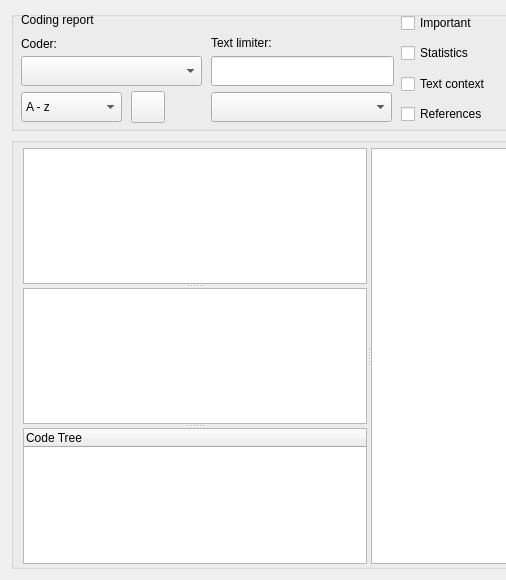
First picture: the form in src/GUI_UIs/ui_dialog_report_codings.ui, repository Amgoth-Suresh/Qualcoder-Test, before the edit; both pictures show x 0 to 506 and y 0 to 580 of the 1085 by 580 pixel window.
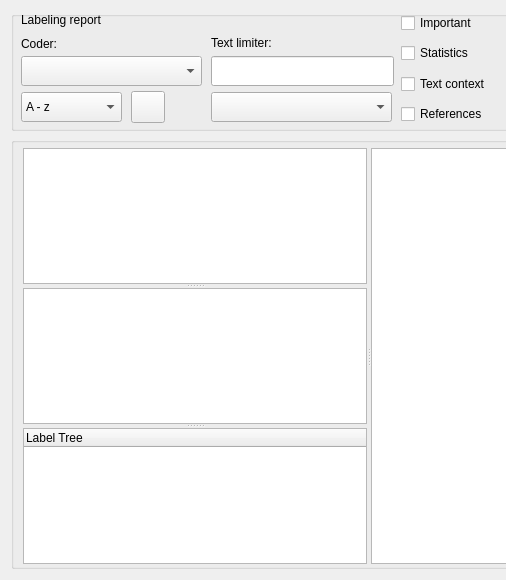
Second picture: the form after the edit.

Commit message: Changed software layout  names from Coding, Codes to Labeling and Labels

Patch:
```diff
--- a/src/GUI_UIs/ui_dialog_report_codings.ui
+++ b/src/GUI_UIs/ui_dialog_report_codings.ui
@@ -187,7 +187,7 @@
        </rect>
       </property>
       <property name="text">
-       <string>Coding report</string>
+       <string>Labeling report</string>
       </property>
      </widget>
      <widget class="QComboBox" name="comboBox_matrix">
@@ -466,7 +466,7 @@
          <widget class="QTreeWidget" name="treeWidget">
           <column>
            <property name="text">
-            <string notr="true">Code Tree</string>
+            <string notr="true">Label Tree</string>
            </property>
           </column>
          </widget>
```
The commit also changes 54 other files.
